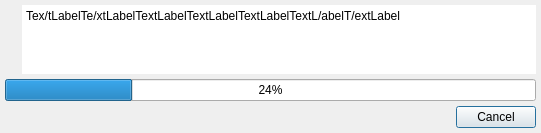
This is Tools/ResourceEditor/DataQt/waitdialog.ui in Serviak/dava.engine as Qt 5 draws it before an edit. The edited form follows.
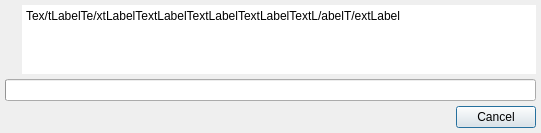
This is the edited form. Icons and pictures are not drawn.

```diff
--- a/Tools/ResourceEditor/DataQt/waitdialog.ui
+++ b/Tools/ResourceEditor/DataQt/waitdialog.ui
@@ -44,9 +44,6 @@
    </item>
    <item row="3" column="0" colspan="3">
     <widget class="QProgressBar" name="waitBar">
-     <property name="value">
-      <number>24</number>
-     </property>
      <property name="alignment">
       <set>Qt::AlignCenter</set>
      </property>
```
Left out of the diff: 15 changed lines with no effect on the pictures.
